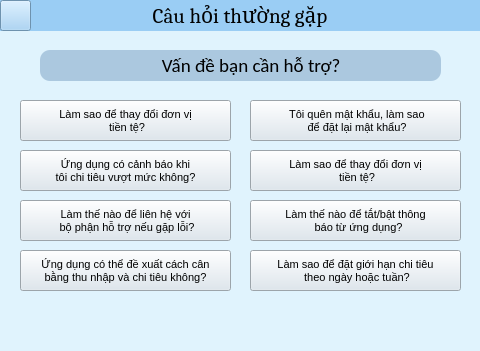
Before: the Qt Designer form cauhoithuonggap_form.ui in tunvy313/KTLT, drawn with Qt 5.
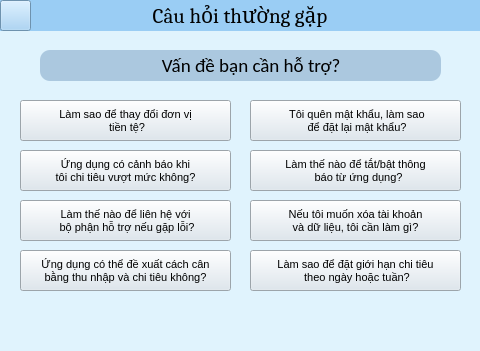
After: the same form once the commit is applied. Icons and pictures are not drawn.

Diff of the .ui file:
```diff
--- a/cauhoithuonggap_form.ui
+++ b/cauhoithuonggap_form.ui
@@ -212,8 +212,8 @@
      <string notr="true">background-color: rgb(218, 229, 238);</string>
     </property>
     <property name="text">
-     <string>Làm sao để thay đổi đơn vị 
- tiền tệ?</string>
+     <string>Làm thế nào để tắt/bật thông 
+  báo từ ứng dụng?</string>
     </property>
    </widget>
    <widget class="QPushButton" name="btncauhoi8">
@@ -234,8 +234,8 @@
      <string notr="true">background-color: rgb(218, 229, 238);</string>
     </property>
     <property name="text">
-     <string>Làm thế nào để tắt/bật thông 
-  báo từ ứng dụng?</string>
+     <string>Nếu tôi muốn xóa tài khoản 
+ và dữ liệu, tôi cần làm gì? </string>
     </property>
    </widget>
    <widget class="QLabel" name="lblvande">
```
